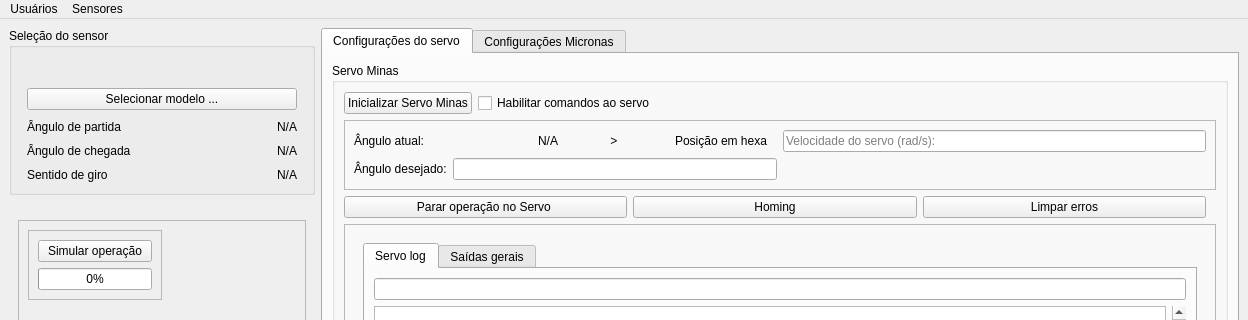
Before: the Qt Designer form mainwindow.ui in LucasDuarte026/QTMaat, drawn with Qt 5; both pictures show x 0 to 1248 and y 0 to 320 of the 1248 by 711 pixel window.
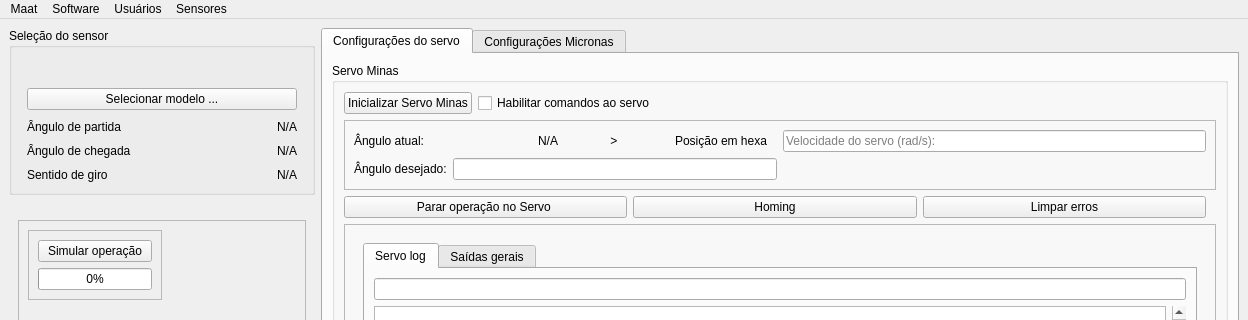
After: the same form once the commit is applied.

Diff of the .ui file:
```diff
--- a/mainwindow.ui
+++ b/mainwindow.ui
@@ -628,6 +628,29 @@
      <height>23</height>
     </rect>
    </property>
+   <widget class="QMenu" name="menuFile">
+    <property name="enabled">
+     <bool>true</bool>
+    </property>
+    <property name="cursor">
+     <cursorShape>PointingHandCursor</cursorShape>
+    </property>
+    <property name="title">
+     <string>Maat</string>
+    </property>
+    <addaction name="separator"/>
+   </widget>
+   <widget class="QMenu" name="menuSensor">
+    <property name="enabled">
+     <bool>true</bool>
+    </property>
+    <property name="cursor">
+     <cursorShape>PointingHandCursor</cursorShape>
+    </property>
+    <property name="title">
+     <string>Software</string>
+    </property>
+   </widget>
    <widget class="QMenu" name="menuteste">
     <property name="title">
      <string>Usuários</string>
@@ -643,6 +666,8 @@
     <addaction name="actionAtualizar"/>
     <addaction name="actionRemover"/>
    </widget>
+   <addaction name="menuFile"/>
+   <addaction name="menuSensor"/>
    <addaction name="menuteste"/>
    <addaction name="menuSensores"/>
   </widget>
```
Left out of the diff: 27 changed lines with no effect on the pictures.
